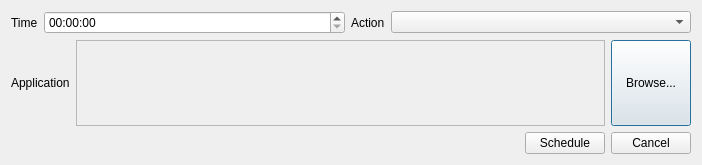
Old version of the form ranhNenLamToolProject/addscheduledtaskdialog.ui in the repository Huy-Dinh/ranhNenLamTool.
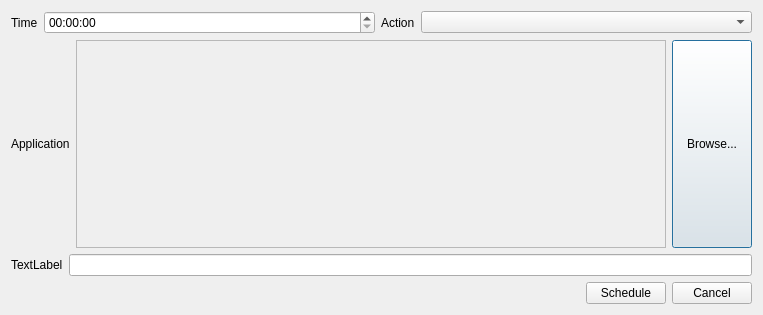
New version of the form.

```diff
--- a/ranhNenLamToolProject/addscheduledtaskdialog.ui
+++ b/ranhNenLamToolProject/addscheduledtaskdialog.ui
@@ -6,8 +6,8 @@
    <rect>
     <x>0</x>
     <y>0</y>
-    <width>702</width>
-    <height>165</height>
+    <width>763</width>
+    <height>315</height>
    </rect>
   </property>
   <property name="sizePolicy">
@@ -19,7 +19,7 @@
   <property name="windowTitle">
    <string>Add scheduled task</string>
   </property>
-  <layout class="QVBoxLayout" name="verticalLayout" stretch="1,2,1">
+  <layout class="QVBoxLayout" name="verticalLayout" stretch="1,2,0,1">
    <item>
     <layout class="QHBoxLayout" name="timeActionLayout">
      <item>
@@ -91,6 +91,20 @@
      </item>
     </layout>
    </item>
+   <item>
+    <layout class="QHBoxLayout" name="argumentLayout">
+     <item>
+      <widget class="QLabel" name="argumentLabel">
+       <property name="text">
+        <string>TextLabel</string>
+       </property>
+      </widget>
+     </item>
+     <item>
+      <widget class="QLineEdit" name="lineEdit"/>
+     </item>
+    </layout>
+   </item>
    <item>
     <layout class="QHBoxLayout" name="buttonLayout">
      <item>
```
